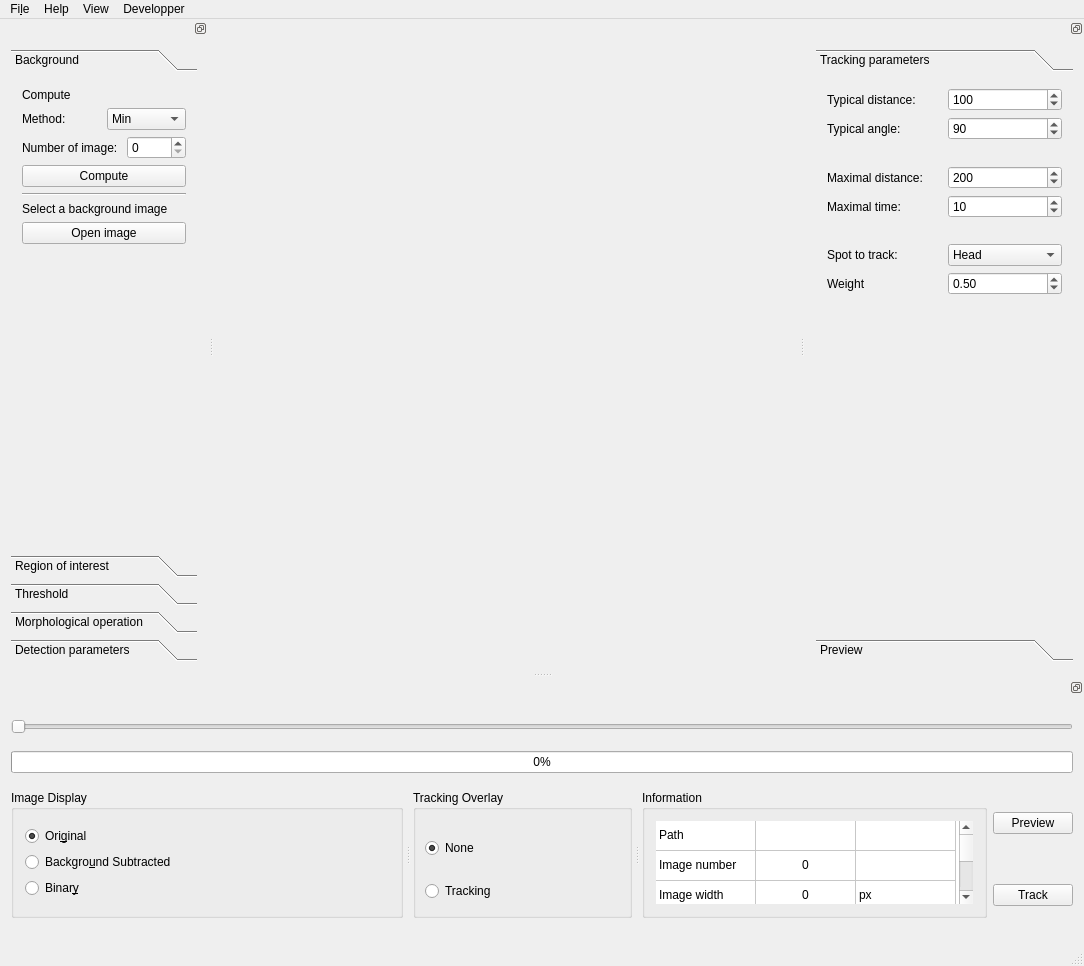
FastTrackOrg/FastTrack, file src/interactive.ui: the form before one commit.
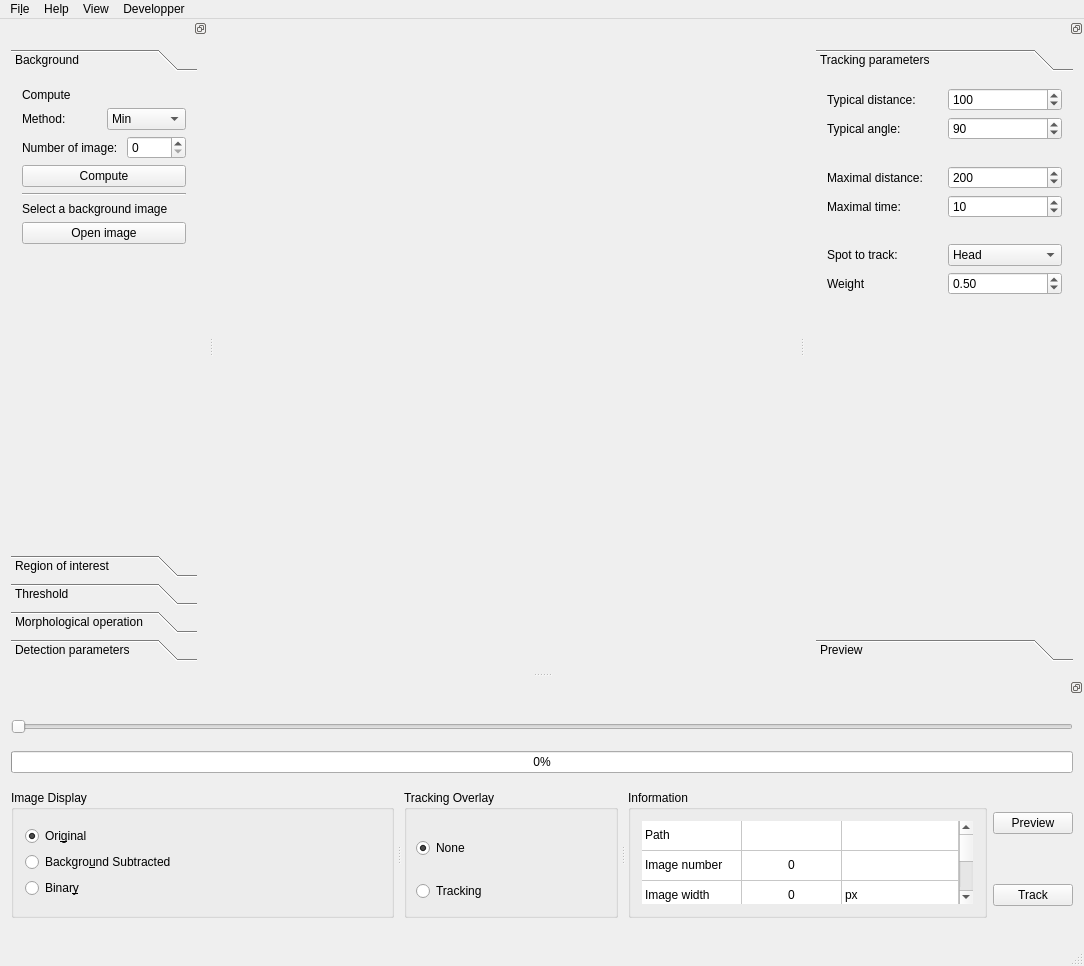
The form after the commit.

What changed in the file:
```diff
--- a/src/interactive.ui
+++ b/src/interactive.ui
@@ -1023,6 +1023,9 @@
            <attribute name="horizontalHeaderVisible">
             <bool>false</bool>
            </attribute>
+           <attribute name="horizontalHeaderStretchLastSection">
+            <bool>true</bool>
+           </attribute>
            <attribute name="verticalHeaderVisible">
             <bool>false</bool>
            </attribute>
@@ -1085,13 +1088,16 @@
            </item>
            <item row="0" column="1">
             <property name="text">
-             <string> </string>
+             <string/>
             </property>
             <property name="flags">
              <set>NoItemFlags</set>
             </property>
            </item>
            <item row="0" column="2">
+            <property name="text">
+             <string/>
+            </property>
             <property name="flags">
              <set>NoItemFlags</set>
             </property>
@@ -1204,7 +1210,7 @@
            </item>
            <item row="4" column="2">
             <property name="text">
-             <string>frame / second</string>
+             <string>frames / second</string>
             </property>
             <property name="flags">
              <set>NoItemFlags</set>
```
